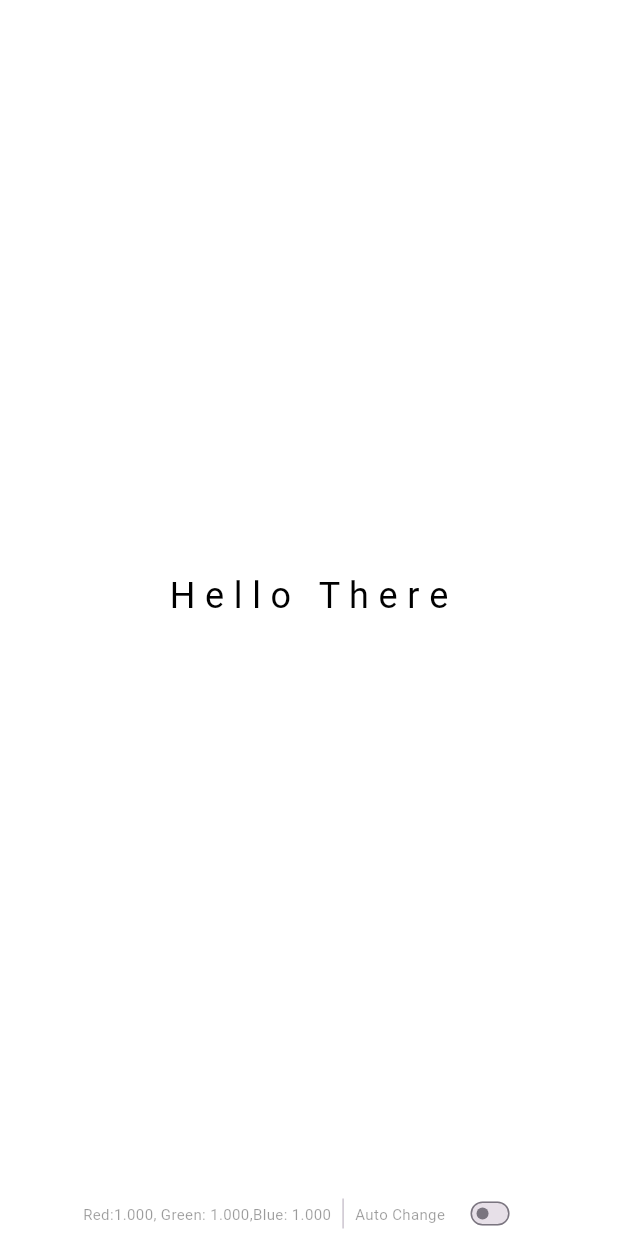
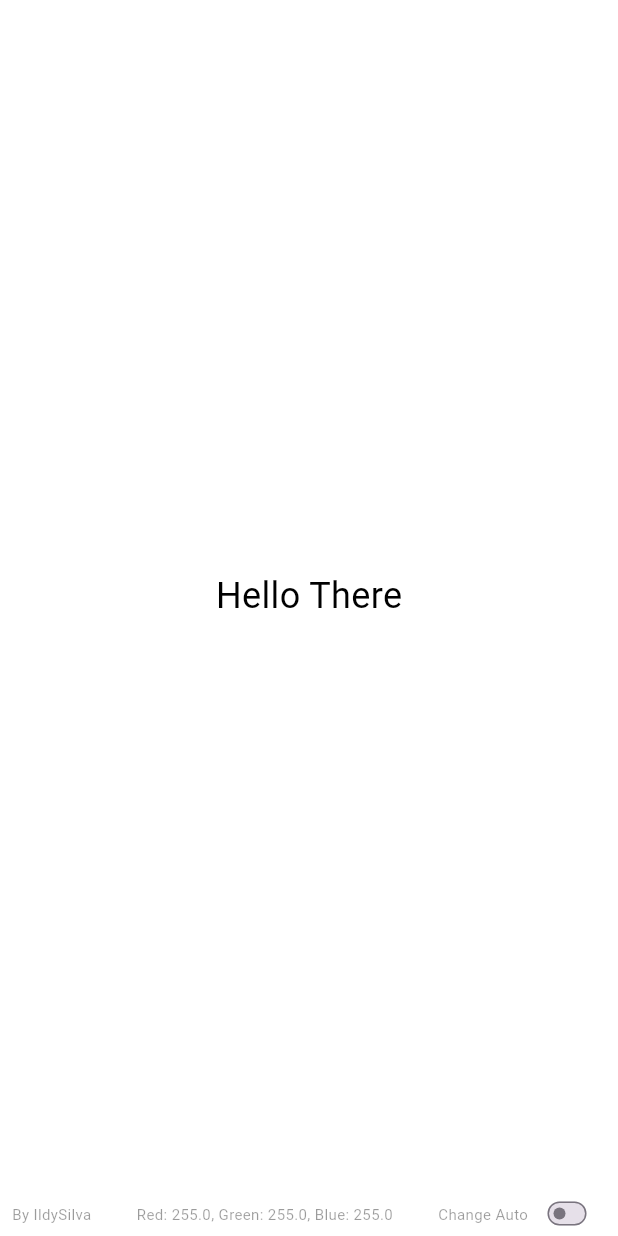
Before and after one commit to IldySilva/flutter_color_changer, a Flutter app: the screen it shows after launch, on a phone screen of 412 x 824 dp. Run offline on Flutter 3.47's test engine with Material 3 defaults, Android fonts, the phone set to English and light mode, and no system bars.

Commit message:
refact: clean up and widget tests

```diff
--- a/lib/app/app.dart
+++ b/lib/app/app.dart
@@ -1,9 +1,9 @@
 import 'package:flutter/material.dart';
 import 'package:flutter_color_changer/app/app_controller.dart';
+import 'package:flutter_color_changer/app/consts.dart';
 
+/// The [App] class  is the  entry point for the application,
 class App extends StatefulWidget {
-  App({super.key});
-
   @override
   State<App> createState() => _AppState();
 }
@@ -13,41 +13,44 @@ class _AppState extends State<App> with TickerProviderStateMixin {
 
   @override
   void initState() {
-    _controller.registerSetState(() {
-      setState(_controller.generateColor);
-    });
     _controller.animationController = AnimationController(
       vsync: this,
-      duration: const Duration(milliseconds: 400),
-    )..addListener(() {
-        setState(() {});
-      });
+      duration: defaultAnimationDuration,
+    );
     super.initState();
   }
 
   @override
   void dispose() {
-    _controller.colorChangeTimer.cancel();
+    _controller.colorChangeTimer?.cancel();
     super.dispose();
   }
 
   @override
   Widget build(BuildContext context) {
     return MaterialApp(
+      debugShowCheckedModeBanner: false,
       title: 'Flutter Cool Color Change',
-      theme: ThemeData(
-        colorScheme: ColorScheme.fromSeed(seedColor: Colors.deepPurple),
-        useMaterial3: true,
-      ),
-      home: Scaffold(
+      home: ListenableBuilder(
+        builder: (context, state) {
+          return Scaffold(
             bottomNavigationBar: AnimatedContainer(
-          color: _controller.currentColor,
-          duration: const Duration(milliseconds: 400),
+              color: _controller.currentBackgroundColor,
+              duration: defaultAnimationDuration,
               child: SizedBox(
                 height: 30,
+                child: Padding(
+                  padding: const EdgeInsets.all(8.0),
                   child: Row(
-              mainAxisAlignment: MainAxisAlignment.center,
+                    mainAxisAlignment: MainAxisAlignment.spaceBetween,
                     children: [
+                      Text(
+                        "By IldySilva",
+                        style: TextStyle(
+                          color: _controller.contrastTextColor.withAlpha(100),
+                          fontSize: 10,
+                        ),
+                      ),
                       Text(
                         _controller.rgbValue,
                         style: TextStyle(
@@ -55,46 +58,46 @@ class _AppState extends State<App> with TickerProviderStateMixin {
                           fontSize: 10,
                         ),
                       ),
-                const Padding(
-                  padding: EdgeInsets.symmetric(vertical: 5),
-                  child: VerticalDivider(),
-                ),
+                      Row(
+                        children: [
                           Text(
-                  "Auto Change",
+                            "Change Auto",
                             style: TextStyle(
-                    color: _controller.contrastTextColor.withAlpha(100),
+                              color:
+                                  _controller.contrastTextColor.withAlpha(100),
                               fontSize: 10,
                             ),
                           ),
                           Transform.scale(
-                  scale: 0.5,
+                            scale: 0.5, // half of native widget size
                             child: Switch(
+                              padding: EdgeInsets.zero,
                               value: _controller.autoGenerated,
-                    onChanged: (v) {
-                      setState(_controller.setAutoGenerate);
-                    },
+                              onChanged: (v) => _controller.setAutoGenerate(),
                             ),
+                          ),
+                        ],
                       ),
                     ],
                   ),
                 ),
               ),
+            ),
             body: GestureDetector(
-          onTapDown: (details) {
-            setState(() {});
-            _controller.startClickEffect(details.localPosition);
-          },
+              onTapDown: (details) =>
+                  _controller.startClickEffect(details.localPosition),
               child: Stack(
                 children: [
                   AnimatedContainer(
-                color: _controller.currentColor,
-                duration: const Duration(milliseconds: 400),
+                    key:const ValueKey('backgroundKey'),
+                    color: _controller.currentBackgroundColor,
+                    duration: defaultAnimationDuration,
                     child: Center(
                       child: Column(
                         mainAxisAlignment: MainAxisAlignment.center,
                         children: [
                           Text(
-                        "H e l l o   T h e r e",
+                            "Hello There",
                             style: TextStyle(
                               color: _controller.contrastTextColor,
                               fontSize: 24,
@@ -104,8 +107,8 @@ class _AppState extends State<App> with TickerProviderStateMixin {
                       ),
                     ),
                   ),
-
-              if (_controller.showEffect && _controller.clickPosition != null)
+                  if (_controller.showEffect &&
+                      _controller.clickPosition != null)
                     Positioned(
                       left: _controller.clickPosition!.dx - 5,
                       top: _controller.clickPosition!.dy - 5,
@@ -117,8 +120,10 @@ class _AppState extends State<App> with TickerProviderStateMixin {
                             height: 60 * _controller.animationController.value,
                             decoration: BoxDecoration(
                               shape: BoxShape.circle,
-                          color: _controller.currentColor.withValues(
-                            alpha: 1.0 - _controller.animationController.value,
+                              color:
+                                  _controller.currentBackgroundColor.withValues(
+                                alpha:
+                                    1.0 - _controller.animationController.value,
                               ),
                             ),
                           );
@@ -128,6 +133,9 @@ class _AppState extends State<App> with TickerProviderStateMixin {
                 ],
               ),
             ),
+          );
+        },
+        listenable: _controller,
       ),
     );
   }
--- a/lib/app/app_controller.dart
+++ b/lib/app/app_controller.dart
@@ -1,57 +1,89 @@
 import 'dart:async';
 import 'dart:math';
 import 'package:flutter/material.dart';
+import 'package:flutter_color_changer/app/consts.dart';
 
-class AppController {
-  Color currentColor = Colors.white;
+/// [AppController] manages the state and behavior of the app,
+/// including color changes, auto-generation of colors, click effects,
+/// and text color contrast.
+
+
+class AppController extends ChangeNotifier {
+
+  ///Factory constructor to return the same instance
+  factory AppController() => _instance;
+  AppController._internal();
+
+  static final AppController _instance = AppController._internal();
+
+  /// The current background color.
+  Color currentBackgroundColor = Colors.white;
+
+  /// Indicates whether colors are being auto-generated.
   bool autoGenerated = false;
-  late Timer colorChangeTimer;
 
-  late VoidCallback _onChange;
+  /// Timer used for automatically generating colors at intervals.
+   Timer? colorChangeTimer;
 
-  void registerSetState(VoidCallback onChange) => _onChange = onChange;
+  /// The position where the user clicked , used for visual effects.
+  Offset? clickPosition;
 
-  setAutoGenerate() {
+  /// Whether the click effect is currently being shown.
+  bool showEffect = false;
+
+  /// Animation controller used for managing the click effect animation.
+  late AnimationController animationController;
+
+  /// Toggles the auto-generation of colors on and off.
+  void setAutoGenerate() {
     autoGenerated = !autoGenerated;
 
     if (autoGenerated) {
-      colorChangeTimer = Timer.periodic(const Duration(seconds: 4), (timer) {
-        _onChange();
-      });
+      colorChangeTimer = Timer.periodic(
+        const Duration(seconds: 2),
+        (timer) => generateColor(),
+      );
     } else {
-      colorChangeTimer.cancel();
+      colorChangeTimer?.cancel();
     }
+    notifyListeners();
   }
 
-  Offset? clickPosition;
-  bool showEffect = false;
-  late AnimationController animationController;
+  /// Starts the visual effect at a specified [position] on the screen.
 
   void startClickEffect(Offset position) {
     clickPosition = position;
     showEffect = true;
-     generateColor();
+    generateColor();
     animationController.forward(from: 0).whenComplete(() {
       showEffect = false;
     });
   }
 
+  /// Generates a random color and assigns it to [currentBackgroundColor].
   void generateColor() {
     final red = Random().nextInt(256);
     final blue = Random().nextInt(256);
     final green = Random().nextInt(256);
-    currentColor = Color.fromRGBO(red, blue, green, 1);
+    currentBackgroundColor = Color.fromRGBO(red, blue, green, fullOpacityValue);
+    notifyListeners();
   }
 
+  /// Gets a color for text that contrasts with the [currentBackgroundColor].
+  ///
+  /// `Colors.black` if the [currentBackgroundColor] is light (high luminance),
+  /// or `Colors.white` if the [currentBackgroundColor] is dark (low luminance).
   Color get contrastTextColor {
-    final luminance = currentColor.computeLuminance();
-    return luminance > 0.5 ? Colors.black : Colors.white;
+    final luminance = currentBackgroundColor.computeLuminance();
+    return luminance > highLuminanceThreshold ? Colors.black : Colors.white;
   }
 
+  /// Gets the RGB values of the [currentBackgroundColor] as a formatted string.
+
   String get rgbValue {
-    final String red = currentColor.r.toStringAsFixed(3);
-    final String green = currentColor.g.toStringAsFixed(3);
-    final String blue = currentColor.b.toStringAsFixed(3);
-    return 'Red:$red, Green: $green,Blue: $blue';
+    final String red = currentBackgroundColor.red.toStringAsFixed(1);
+    final String green = currentBackgroundColor.green.toStringAsFixed(1);
+    final String blue = currentBackgroundColor.blue.toStringAsFixed(1);
+    return 'Red: $red, Green: $green, Blue: $blue';
   }
 }
--- /dev/null
+++ b/lib/app/consts.dart
@@ -0,0 +1,10 @@
+/// The maximum opacity value for colors (fully opaque).
+const double fullOpacityValue = 1.0;
+
+/// The threshold value for determining high luminance.
+/// A luminance value greater than this indicates a light color.
+const double highLuminanceThreshold = 0.5;
+
+/// The default duration for animations in the application.
+/// This value can be used to maintain consistency across animations.
+const Duration defaultAnimationDuration = Duration(milliseconds: 400);
--- a/pubspec.yaml
+++ b/pubspec.yaml
@@ -32,9 +32,6 @@ dependencies:
     sdk: flutter
 
 
-  # The following adds the Cupertino Icons font to your application.
-  # Use with the CupertinoIcons class for iOS style icons.
-  cupertino_icons: ^1.0.8
 
 dev_dependencies:
   flutter_test:
```
Also changed, not shown: pubspec.lock, 1 other file. Lines whose indentation alone changed are shown as unchanged.
